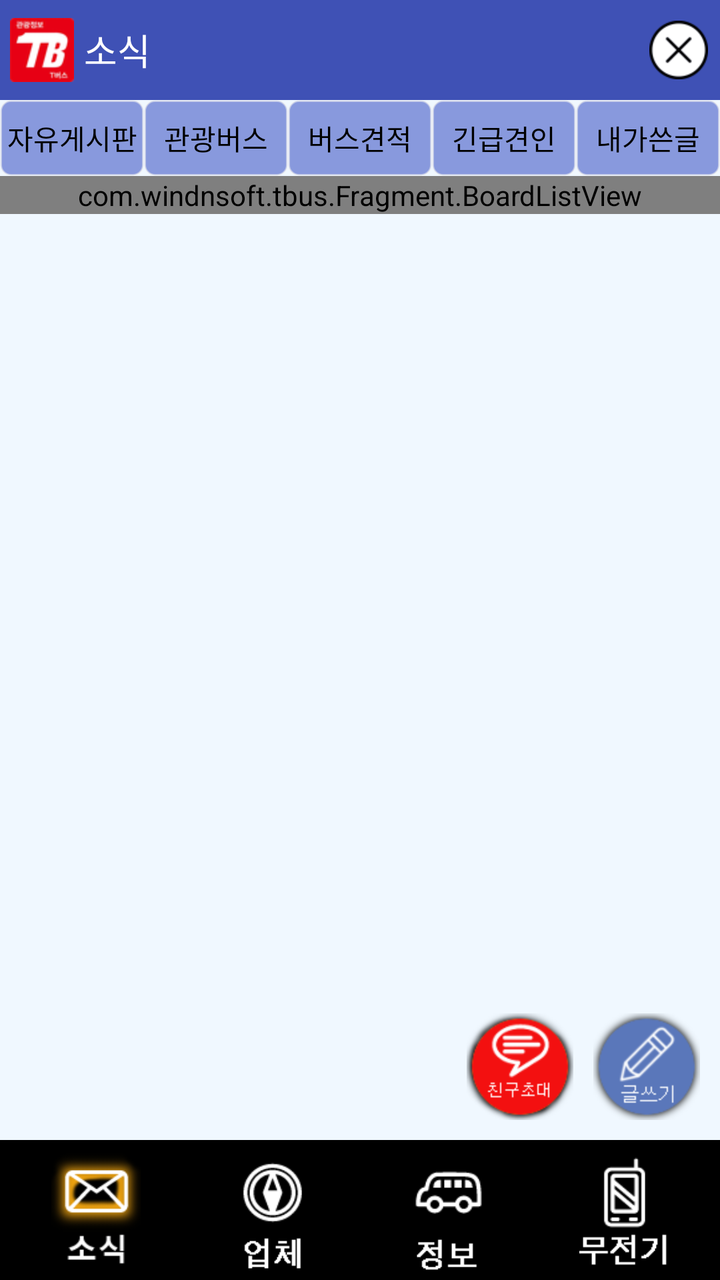
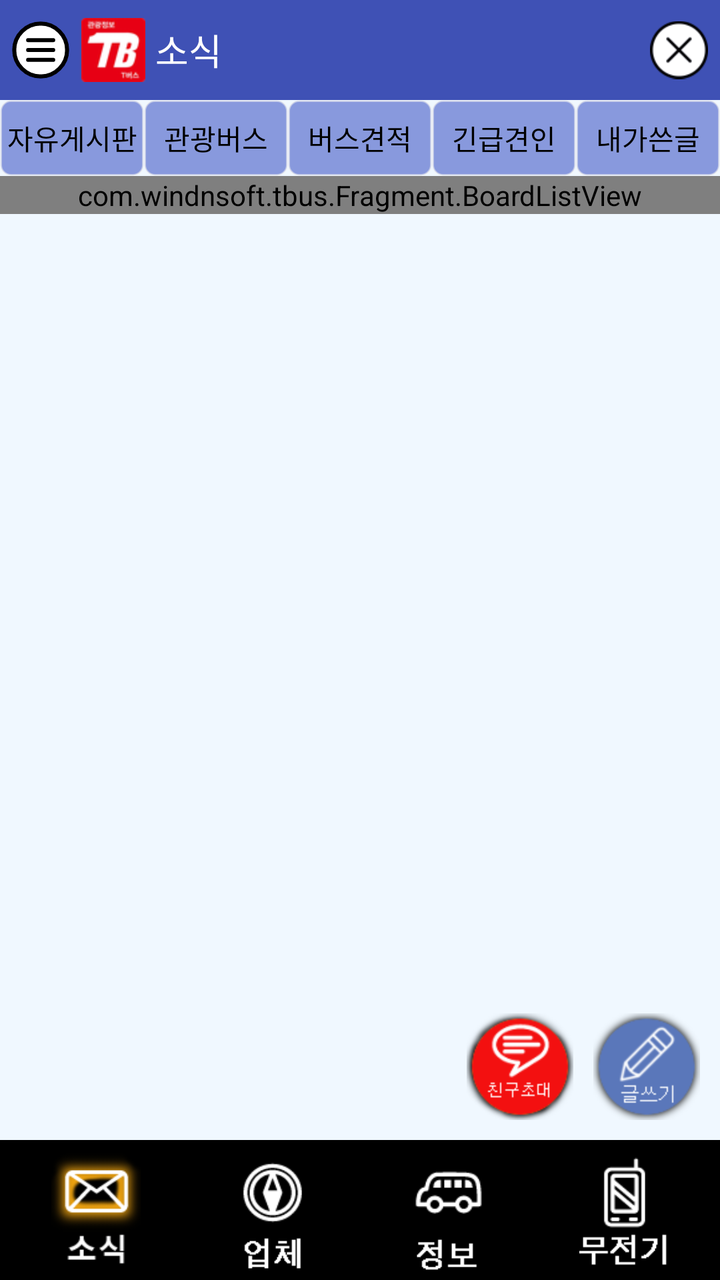

Compare the two renders of this Android layout. The source of the first and the diff that turns it into the second are given below.
<!-- AndroidManifest.xml: application theme AppTheme -->
<!-- res/layout/board_activity.xml -->
<?xml version="1.0" encoding="utf-8"?>
<RelativeLayout
    xmlns:android="http://schemas.android.com/apk/res/android"
    xmlns:app="http://schemas.android.com/apk/res-auto"
    xmlns:tools="http://schemas.android.com/tools"
    android:id="@+id/activity_main"
    android:layout_width="match_parent"
    android:layout_height="match_parent"
    android:background="@color/AliceBlue"

    tools:context="com.windnsoft.tbus.MainActivity">

    <LinearLayout
        android:layout_width="match_parent"
        android:layout_height="match_parent"
        android:orientation="vertical"
        >


        <LinearLayout
            android:id="@+id/layout_head"
            android:layout_width="match_parent"
            android:layout_height="50dp"
            android:background="@color/BlueLight"
            android:orientation="horizontal">

            <ImageView
                android:id="@+id/imageView9"
                android:layout_width="wrap_content"
                android:layout_height="match_parent"
                android:layout_margin="5dip"
                android:src="@drawable/ic_launcher_mdpi"
                />

            <TextView
                android:id="@+id/textView8"
                android:layout_width="0dp"
                android:layout_height="match_parent"
                android:layout_weight="9"
                android:gravity="center_vertical"
                android:text="소식"
                android:textAppearance="?android:attr/textAppearanceMedium"

                android:textColor="@color/White"/>

            <ImageView
                android:id="@+id/topCloseBtn"
                android:layout_width="0dp"
                android:layout_height="match_parent"
                android:layout_marginRight="5dp"
                android:layout_weight="1"
                android:padding="1dp"
                android:src="@drawable/xbutton_black"
                />
        </LinearLayout>

        <LinearLayout
            android:id="@+id/layout_body"
            android:layout_width="match_parent"
            android:layout_height="0dp"
            android:layout_weight="1"
            android:orientation="vertical"
            >

            <ImageView
                android:id="@+id/advImg"
                android:layout_width="match_parent"
                android:layout_height="wrap_content"
                android:background="@color/Black"
                />

            <LinearLayout
                android:layout_width="match_parent"
                android:layout_height="38dp"
                android:gravity="center"
                android:background="#0000"
                android:orientation="horizontal"
                >

                <TextView
                    android:id="@+id/boardFreeTab"
                    android:layout_width="0dp"
                    android:layout_height="match_parent"
                    android:layout_weight="1"
                    android:background="@drawable/prg_border_blue"
                    android:gravity="center"
                    android:text="자유게시판"
                    android:textAppearance="?android:attr/textAppearanceSmall"

                    android:textColor="@color/Black"/>

                <TextView
                    android:id="@+id/boardBusTab"
                    android:layout_width="0dp"
                    android:layout_height="match_parent"
                    android:layout_weight="1"
                    android:background="@drawable/prg_border_blue"
                    android:gravity="center"
                    android:text="관광버스"
                    android:textAppearance="?android:attr/textAppearanceSmall"
                    android:textColor="@color/Black"/>

                <TextView
                    android:id="@+id/boardEstimateTab"
                    android:layout_width="0dp"
                    android:layout_height="match_parent"
                    android:layout_weight="1"
                    android:background="@drawable/prg_border_blue"
                    android:gravity="center"
                    android:text="버스견적"

                    android:textAppearance="?android:attr/textAppearanceSmall"
                    android:textColor="@color/Black"/>

                <TextView
                    android:id="@+id/boardTractionTab"
                    android:layout_width="0dp"
                    android:layout_height="match_parent"
                    android:layout_weight="1"
                    android:background="@drawable/prg_border_blue"
                    android:gravity="center"

                    android:text="긴급견인"
                    android:textAppearance="?android:attr/textAppearanceSmall"
                    android:textColor="@color/Black"/>

                <TextView
                    android:id="@+id/boardMyTab"
                    android:layout_width="0dp"
                    android:layout_height="match_parent"
                    android:layout_weight="1"
                    android:background="@drawable/prg_border_blue"
                    android:gravity="center"
                    android:text="내가쓴글"
                    android:textAppearance="?android:attr/textAppearanceSmall"

                    android:textColor="@color/Black"/>


            </LinearLayout>

            <RelativeLayout
                android:layout_width="match_parent"
                android:layout_height="0dp"
                android:layout_weight="9"
                android:clickable="false"
                android:gravity="right">

                <com.windnsoft.tbus.Fragment.BoardListView
                    android:id="@+id/boardListView"
                    android:layout_width="match_parent"
                    android:layout_height="wrap_content">
                </com.windnsoft.tbus.Fragment.BoardListView>

                <LinearLayout
                    android:layout_width="match_parent"
                    android:layout_height="wrap_content"
                    android:layout_alignParentBottom="true"
                    android:gravity="right"
                    android:orientation="horizontal"
                    android:padding="5dp">

                    <ImageView
                        android:id="@+id/boardInviteBtn"
                        android:layout_width="wrap_content"
                        android:layout_margin="5dp"
                        android:layout_height="wrap_content"
                        android:src="@drawable/freind"/>

                    <ImageView
                        android:id="@+id/boardWriteBtn"
                        android:layout_width="wrap_content"
                        android:layout_height="wrap_content"
                        android:clickable="true"
                        android:layout_margin="5dp"
                        android:src="@drawable/write"/>
                </LinearLayout>
                
                
                
                


            </RelativeLayout>
        </LinearLayout>

        <LinearLayout
            android:id="@+id/layout_bottom"
            android:layout_width="match_parent"
            android:layout_height="70dp"
            android:background="@color/Black"
            android:orientation="horizontal"
            android:padding="4dp"
            >

            <ImageView
                android:id="@+id/bottomNewsBtn"
                android:layout_width="wrap_content"
                android:layout_height="match_parent"
                android:layout_weight="1"
                android:src="@drawable/news_on"
                />

            <ImageView
                android:id="@+id/bottomCompanyBtn"
                android:layout_width="wrap_content"
                android:layout_height="match_parent"
                android:layout_weight="1"
                android:src="@drawable/company_off"
                />

            <ImageView
                android:id="@+id/bottomInfoBtn"
                android:layout_width="wrap_content"
                android:layout_height="match_parent"
                android:layout_weight="1"
                android:src="@drawable/info_off"
                />

            <ImageView
                android:id="@+id/bottomTalkieBtn"
                android:layout_width="wrap_content"
                android:layout_height="match_parent"
                android:layout_weight="1"
                android:src="@drawable/walkietalkie_off"
                />
        </LinearLayout>
    </LinearLayout>

</RelativeLayout>
<!-- resources referenced by this layout -->
<resources>
  <color name="AliceBlue">#FFF0F8FF</color>
  <color name="Black">#000000</color>
  <color name="BlueLight">#3F51B5</color>
  <color name="White">#FFFFFFFF</color>
  <!-- drawable company_off: png bitmap (drawable-hdpi, 1241 bytes) -->
  <!-- drawable freind: png bitmap (drawable-hdpi, 5474 bytes) -->
  <!-- drawable ic_launcher_mdpi: png bitmap (drawable-hdpi, 3157 bytes) -->
  <!-- drawable info_off: png bitmap (drawable-hdpi, 1113 bytes) -->
  <!-- drawable news_on: png bitmap (drawable-hdpi, 6304 bytes) -->
  <!-- drawable prg_border_blue (drawable) -->
  <?xml version="1.0" encoding="utf-8"?>
  <layer-list xmlns:android="http://schemas.android.com/apk/res/android">
      <item>
          <shape android:shape="rectangle" android:padding="5dp">
  
              <solid android:color="#89d"/>
              <corners android:bottomRightRadius="5dp"
                       android:bottomLeftRadius="5dp"
                       android:topLeftRadius="5dp"
                       android:topRightRadius="5dp"/>
              <stroke android:width="1dp"
                      android:color="#8eee"
                  />
  
          </shape>
      </item>
  
  </layer-list>
  <!-- drawable walkietalkie_off: png bitmap (drawable-hdpi, 1103 bytes) -->
  <!-- drawable write: png bitmap (drawable-hdpi, 5048 bytes) -->
  <!-- drawable xbutton_black: png bitmap (drawable-hdpi, 1165 bytes) -->
  <style name="AppTheme" parent="android:Theme.Light.NoTitleBar">
          
      </style>
</resources>

<!-- the commit's change to res/layout/board_activity.xml (unified diff, before → after) -->
@@ -1,14 +1,18 @@
 <?xml version="1.0" encoding="utf-8"?>
-<RelativeLayout
+<androidx.drawerlayout.widget.DrawerLayout
     xmlns:android="http://schemas.android.com/apk/res/android"
     xmlns:app="http://schemas.android.com/apk/res-auto"
     xmlns:tools="http://schemas.android.com/tools"
+    android:id="@+id/drawer_layout"
+    android:layout_width="match_parent"
+    android:layout_height="match_parent"
+    tools:context="com.windnsoft.tbus.MainActivity">
+
+<RelativeLayout
     android:id="@+id/activity_main"
     android:layout_width="match_parent"
     android:layout_height="match_parent"
-    android:background="@color/AliceBlue"
-
-    tools:context="com.windnsoft.tbus.MainActivity">
+    android:background="@color/AliceBlue">
 
     <LinearLayout
         android:layout_width="match_parent"
@@ -25,6 +29,16 @@
             android:orientation="horizontal">
 
             <ImageView
+                android:id="@+id/topMenuBtn"
+                android:layout_width="0dp"
+                android:layout_height="match_parent"
+                android:layout_marginLeft="5dp"
+                android:layout_weight="1"
+                android:padding="1dp"
+                android:src="@drawable/hamburger_black"
+                />
+
+            <ImageView
                 android:id="@+id/imageView9"
                 android:layout_width="wrap_content"
                 android:layout_height="match_parent"
@@ -36,7 +50,7 @@
                 android:id="@+id/textView8"
                 android:layout_width="0dp"
                 android:layout_height="match_parent"
-                android:layout_weight="9"
+                android:layout_weight="8"
                 android:gravity="center_vertical"
                 android:text="소식"
                 android:textAppearance="?android:attr/textAppearanceMedium"
@@ -228,3 +242,75 @@
     </LinearLayout>
 
 </RelativeLayout>
+
+    <LinearLayout
+        android:id="@+id/drawer_menu"
+        android:layout_width="260dp"
+        android:layout_height="match_parent"
+        android:layout_gravity="start"
+        android:background="@color/White"
+        android:clickable="true"
+        android:focusable="true"
+        android:orientation="vertical">
+
+        <LinearLayout
+            android:layout_width="match_parent"
+            android:layout_height="50dp"
+            android:background="@color/BlueLight"
+            android:gravity="center_vertical"
+            android:orientation="horizontal"
+            android:paddingLeft="16dp"
+            android:paddingRight="16dp">
+
+            <ImageView
+                android:layout_width="28dp"
+                android:layout_height="28dp"
+                android:layout_marginRight="10dp"
+                android:src="@drawable/ic_launcher_mdpi" />
+
+            <TextView
+                android:layout_width="wrap_content"
+                android:layout_height="wrap_content"
+                android:text="@string/app_name"
+                android:textAppearance="?android:attr/textAppearanceMedium"
+                android:textColor="@color/White"
+                android:textStyle="bold" />
+        </LinearLayout>
+
+        <TextView
+            android:id="@+id/drawerProfileEditBtn"
+            android:layout_width="match_parent"
+            android:layout_height="52dp"
+            android:background="?android:attr/selectableItemBackground"
+            android:gravity="center_vertical"
+            android:paddingLeft="20dp"
+            android:paddingRight="20dp"
+            android:text="프로필 수정"
+            android:textColor="@color/Black"
+            android:textSize="16sp" />
+
+        <View
+            android:layout_width="match_parent"
+            android:layout_height="1dp"
+            android:background="@color/listLine" />
+
+        <TextView
+            android:id="@+id/drawerPrivacyBtn"
+            android:layout_width="match_parent"
+            android:layout_height="52dp"
+            android:background="?android:attr/selectableItemBackground"
+            android:gravity="center_vertical"
+            android:paddingLeft="20dp"
+            android:paddingRight="20dp"
+            android:text="개인정보 보호방침 및 약관"
+            android:textColor="@color/Black"
+            android:textSize="16sp" />
+
+        <View
+            android:layout_width="match_parent"
+            android:layout_height="1dp"
+            android:background="@color/listLine" />
+
+    </LinearLayout>
+
+</androidx.drawerlayout.widget.DrawerLayout>
<!-- resource entries referenced after the edit -->
@@ -4,8 +4,31 @@
   <color name="Black">#000000</color>
   <color name="BlueLight">#3F51B5</color>
   <color name="White">#FFFFFFFF</color>
+  <color name="listLine">#FFe2e8f7</color>
   <!-- drawable company_off: png bitmap (drawable-hdpi, 1241 bytes) -->
   <!-- drawable freind: png bitmap (drawable-hdpi, 5474 bytes) -->
+  <!-- drawable hamburger_black (drawable) -->
+  <?xml version="1.0" encoding="utf-8"?>
+  <vector xmlns:android="http://schemas.android.com/apk/res/android"
+      android:width="64dp"
+      android:height="64dp"
+      android:viewportWidth="64"
+      android:viewportHeight="64">
+  
+      <path
+          android:fillColor="#FFFFFF"
+          android:pathData="M32,2.5A29.5,29.5 0,1 1,32 61.5A29.5,29.5 0,1 1,32 2.5Z"
+          android:strokeWidth="4.5"
+          android:strokeColor="#000000" />
+  
+      <path
+          android:fillColor="#00000000"
+          android:pathData="M18,21L46,21M18,32L46,32M18,43L46,43"
+          android:strokeWidth="4.5"
+          android:strokeColor="#000000"
+          android:strokeLineCap="round" />
+  
+  </vector>
   <!-- drawable ic_launcher_mdpi: png bitmap (drawable-hdpi, 3157 bytes) -->
   <!-- drawable info_off: png bitmap (drawable-hdpi, 1113 bytes) -->
   <!-- drawable news_on: png bitmap (drawable-hdpi, 6304 bytes) -->
@@ -31,6 +54,7 @@
   <!-- drawable walkietalkie_off: png bitmap (drawable-hdpi, 1103 bytes) -->
   <!-- drawable write: png bitmap (drawable-hdpi, 5048 bytes) -->
   <!-- drawable xbutton_black: png bitmap (drawable-hdpi, 1165 bytes) -->
+  <string name="app_name">관광정보 (T버스)</string>
   <style name="AppTheme" parent="android:Theme.Light.NoTitleBar">
           
       </style>
